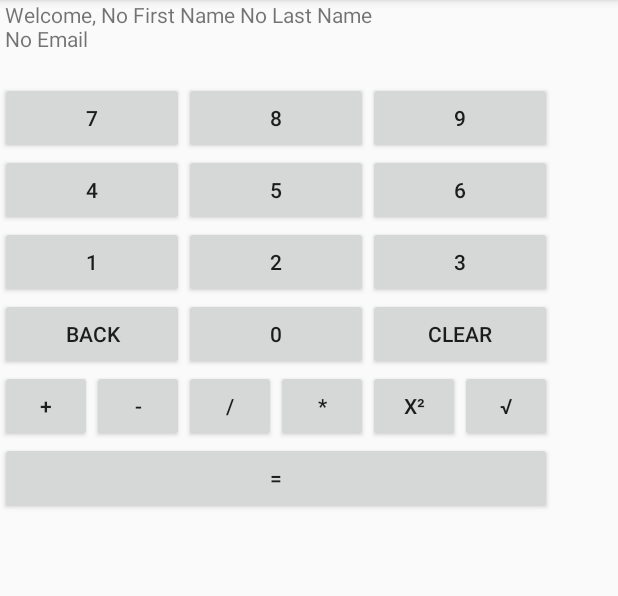
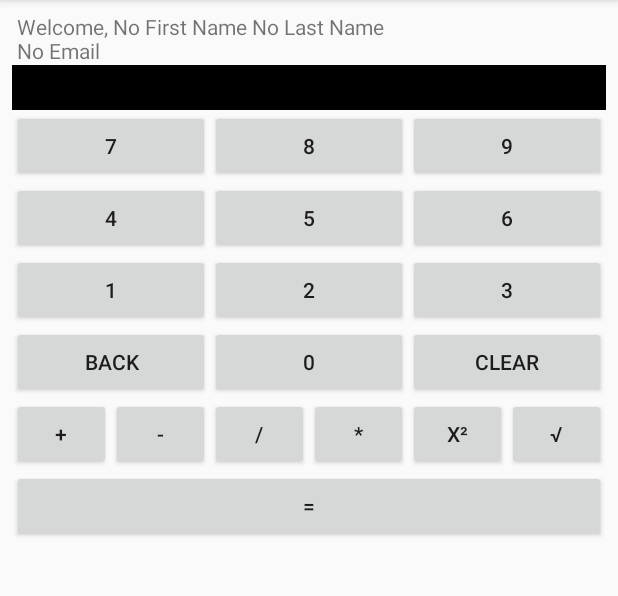
Before and after one commit to RyanFehr/CSCI-A290_Android_Development, an Android app: the CalculatorActivity screen opened directly, with no data from a screen before it, on a phone screen of 412 x 824 dp, the part 84-680 px from its top. Run offline under Robolectric (Android 15) with nearby library versions, the light colour scheme and no system bars.

Commit message:
Fixed layout of calculator activity

```diff
--- a/Week-3/AndroidDevWeek3Assignment/app/src/main/java/tech/ryanfehr/androiddevweek3assignment/CalculatorActivity.java
+++ b/Week-3/AndroidDevWeek3Assignment/app/src/main/java/tech/ryanfehr/androiddevweek3assignment/CalculatorActivity.java
@@ -43,7 +43,7 @@ public class CalculatorActivity extends AppCompatActivity {
                 findViewById(R.id.calculatorConstraintLayout).getRootView().setBackgroundColor(Color.RED);
                 break;
             case "Green":
-                findViewById(R.id.calculatorConstraintLayout).getRootView().setBackgroundColor(Color.GREEN);
+                findViewById(R.id.calculatorConstraintLayout).getRootView().setBackgroundResource(android.R.color.holo_green_light);
                 break;
             case "Blue":
                 findViewById(R.id.calculatorConstraintLayout).getRootView().setBackgroundColor(Color.BLUE);
@@ -206,7 +206,6 @@ public class CalculatorActivity extends AppCompatActivity {
             return;
         }
         String[] equationSplit = equation.split("\\s");
-        System.out.println(equationSplit[2]);
         if (equationSplit.length > 2 && operandValid(equationSplit[0]) && operandValid(equationSplit[2])) {
             double operandOne = operandParse(equationSplit[0]);
             String operation = equationSplit[1];
--- a/Week-3/AndroidDevWeek3Assignment/app/src/main/java/tech/ryanfehr/androiddevweek3assignment/LoginActivity.java
+++ b/Week-3/AndroidDevWeek3Assignment/app/src/main/java/tech/ryanfehr/androiddevweek3assignment/LoginActivity.java
@@ -49,7 +49,7 @@ public class LoginActivity extends AppCompatActivity {
                 findViewById(R.id.loginConstraintLayout).getRootView().setBackgroundColor(Color.RED);
                 break;
             case "Green":
-                findViewById(R.id.loginConstraintLayout).getRootView().setBackgroundColor(Color.GREEN);
+                findViewById(R.id.loginConstraintLayout).getRootView().setBackgroundResource(android.R.color.holo_green_light);
                 break;
             case "Blue":
                 findViewById(R.id.loginConstraintLayout).getRootView().setBackgroundColor(Color.BLUE);
--- a/Week-3/AndroidDevWeek3Assignment/app/src/main/res/layout/activity_calculator.xml
+++ b/Week-3/AndroidDevWeek3Assignment/app/src/main/res/layout/activity_calculator.xml
@@ -9,11 +9,21 @@
 
     <TableLayout
         android:id="@+id/buttonTable"
-        android:layout_width="368dp"
-        android:layout_height="495dp"
+        android:layout_width="0dp"
+        android:layout_height="0dp"
         android:baselineAligned="false"
-        tools:layout_editor_absoluteX="8dp"
-        tools:layout_editor_absoluteY="8dp">
+        tools:layout_constraintTop_creator="1"
+        tools:layout_constraintRight_creator="1"
+        tools:layout_constraintBottom_creator="1"
+        android:layout_marginStart="8dp"
+        app:layout_constraintBottom_toBottomOf="parent"
+        android:layout_marginEnd="8dp"
+        app:layout_constraintRight_toRightOf="parent"
+        android:layout_marginTop="8dp"
+        tools:layout_constraintLeft_creator="1"
+        android:layout_marginBottom="8dp"
+        app:layout_constraintLeft_toLeftOf="parent"
+        app:layout_constraintTop_toTopOf="parent">
 
         <TableRow
             android:id="@+id/row0"
@@ -34,8 +44,12 @@
 
             <TextView
                 android:id="@+id/equationTextView"
-                android:layout_width="wrap_content"
-                android:layout_height="wrap_content" />
+                android:background="@android:color/black"
+                android:gravity="center"
+                android:textColor="@android:color/white"
+                android:layout_width="0dp"
+                android:layout_height="30dp"
+                android:layout_weight="1" />
 
         </TableRow>
 
@@ -222,9 +236,12 @@
 
             <Button
                 android:id="@+id/equalButton"
+                android:layout_width="0dp"
                 android:layout_height="wrap_content"
                 android:onClick="equalButtonOnClickEventListener"
-                android:text="=" />
+                android:text="="
+                android:layout_weight="1" />
+
         </TableRow>
     </TableLayout>
 
```
